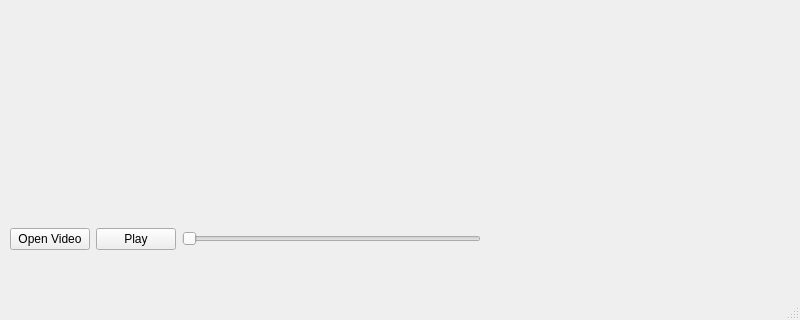
Before: the Qt Designer form myplayer.ui in Alex714K/PyMusic-old-, drawn with Qt 5; both pictures show x 0 to 800 and y 280 to 600 of the 800 by 600 pixel window.
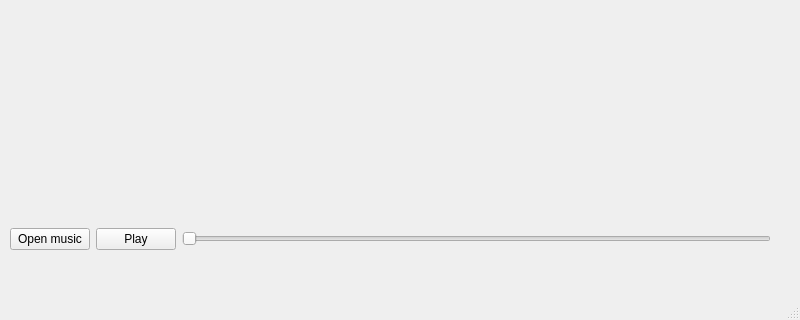
After: the same form once the commit is applied.

What changed in the file:
```diff
--- a/myplayer.ui
+++ b/myplayer.ui
@@ -19,7 +19,7 @@
      <rect>
       <x>10</x>
       <y>460</y>
-      <width>471</width>
+      <width>761</width>
       <height>80</height>
      </rect>
     </property>
@@ -27,7 +27,7 @@
      <item>
       <widget class="QPushButton" name="openVideo">
        <property name="text">
-        <string>Open Video</string>
+        <string>Open music</string>
        </property>
       </widget>
      </item>
```
